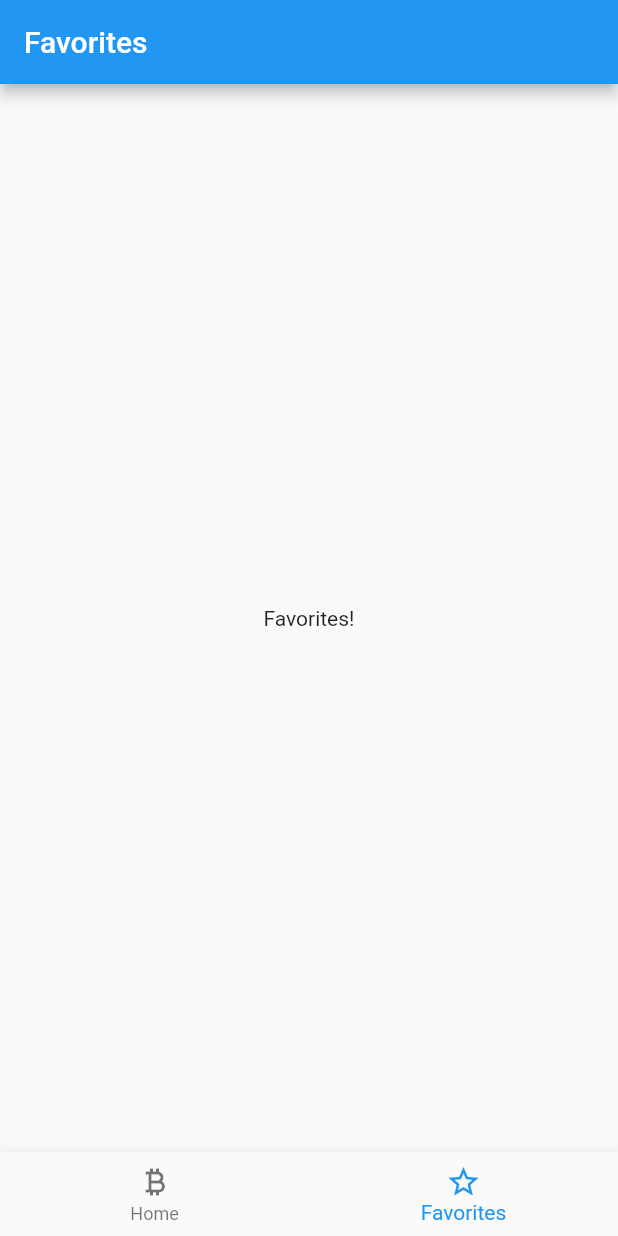
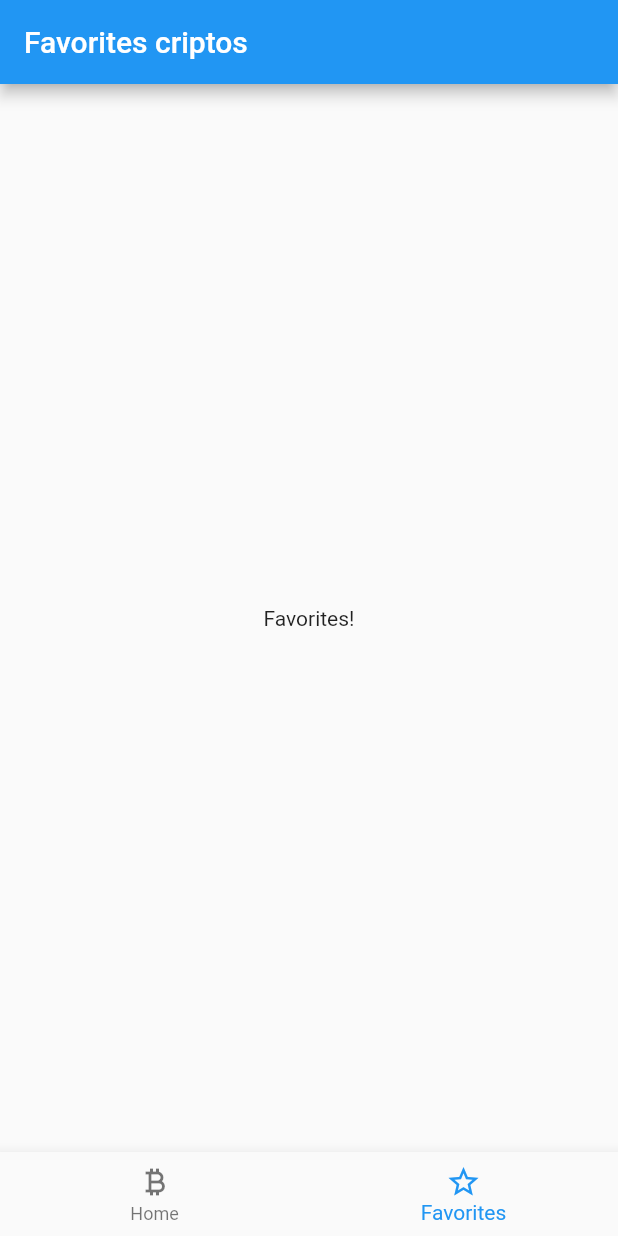
Before and after one commit to iCarlosAugusto/CriptoExchange-Flutter, a Flutter app: the screen it shows after launch, swiped to page 2, on a phone screen of 412 x 824 dp. Run offline on Flutter 3.47's test engine with Material 2 defaults, Android fonts, the phone set to English and light mode, and no system bars.

```diff
--- a/lib/pages/favorites.dart
+++ b/lib/pages/favorites.dart
@@ -6,7 +6,7 @@ class Favorites extends StatelessWidget {
   @override
   Widget build(BuildContext context) {
     return Scaffold(
-      appBar: AppBar(title: Text("Favorites")),
+      appBar: AppBar(title: const Text("Favorites criptos")),
       body: const Center(child: Text("Favorites!")),
     );
   }
```
Also changed, not shown: lib/pages/home_page.dart (+16 -6 lines).
